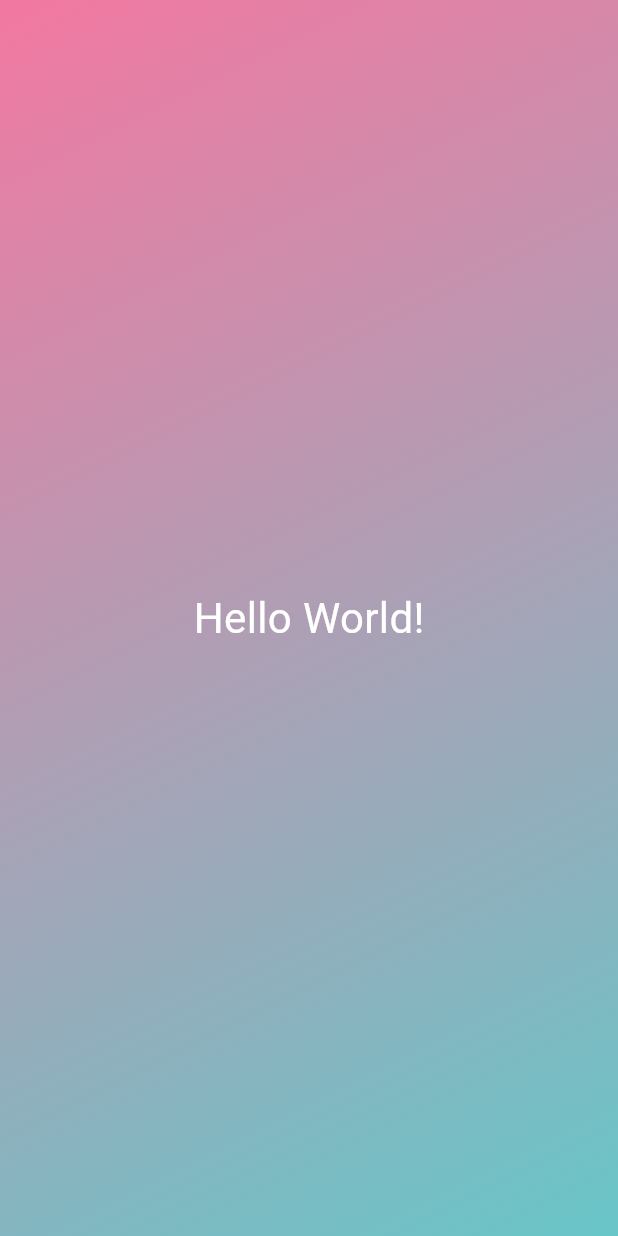
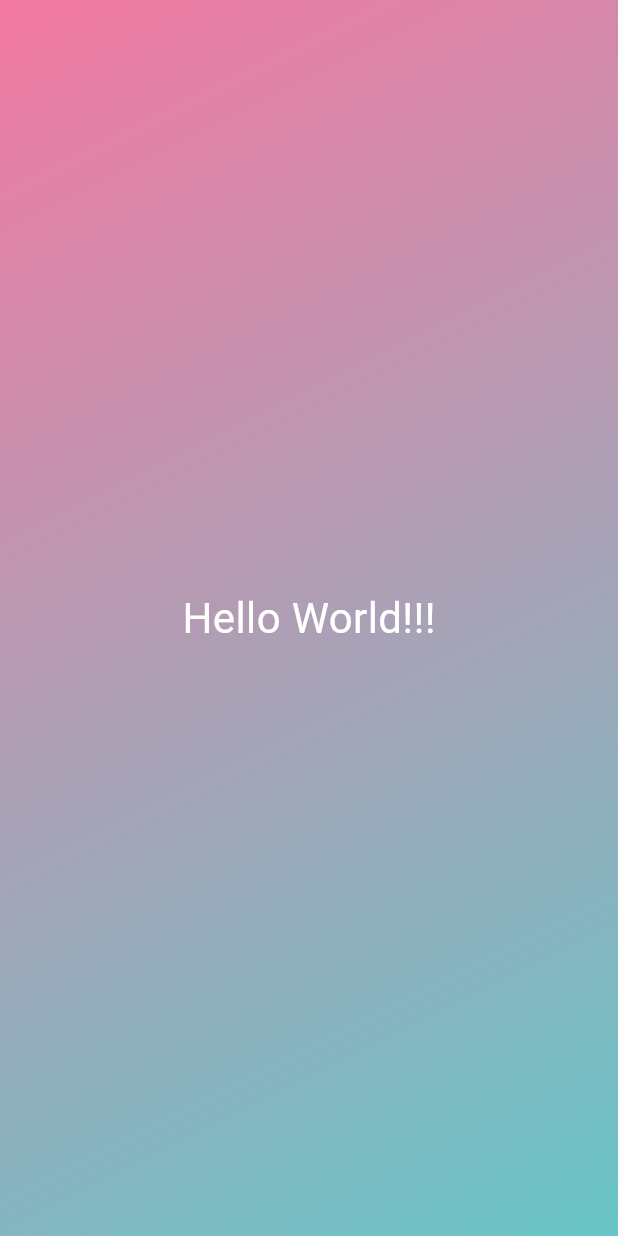
Before and after one commit to lienyun/first_app, a Flutter app: the screen it shows after launch, on a phone screen of 412 x 824 dp. Run offline on Flutter 3.47's test engine with Material 3 defaults, Android fonts, the phone set to English and light mode, and no system bars.

Commit message:
widget傳入變數

```diff
--- a/lib/gradient_container.dart
+++ b/lib/gradient_container.dart
@@ -1,19 +1,18 @@
 import 'package:flutter/material.dart';
 import 'package:first_app/white_text.dart';
 
-Alignment? startAlignment; // null
-var endAlignment = Alignment.bottomRight;
+const startAlignment = Alignment.topLeft;
+const endAlignment = Alignment.bottomRight;
 
 class GradientContainer extends StatelessWidget {
   const GradientContainer({super.key});
 
   @override
   Widget build(context) {
-    startAlignment = Alignment.topLeft;
     return Container(
-      decoration: BoxDecoration(
+      decoration: const BoxDecoration(
         gradient: LinearGradient(
-          colors: const [
+          colors: [
             Color.fromARGB(255, 243, 120, 161),
             Color.fromARGB(255, 104, 198, 200),
           ],
@@ -21,7 +20,9 @@ class GradientContainer extends StatelessWidget {
           end: endAlignment,
         ),
       ),
-      child: const Center(child: WhiteText()),
+      child: const Center(
+        child: WhiteText('Hello World!!!'),
+      ),
     );
   }
 }
--- a/lib/white_text.dart
+++ b/lib/white_text.dart
@@ -1,14 +1,18 @@
 import 'package:flutter/material.dart';
 
 class WhiteText extends StatelessWidget {
-  const WhiteText({super.key});
+  const WhiteText(this.text, {super.key});
+
+  final String text;
 
   @override
   Widget build(context) {
-    return const Text('Hello World!',
-        style: TextStyle(
-          color: Colors.white,
-          fontSize: 28,
-        ));
+    return Text(
+      text,
+      style: const TextStyle(
+        color: Colors.white,
+        fontSize: 28,
+      ),
+    );
   }
 }
```
